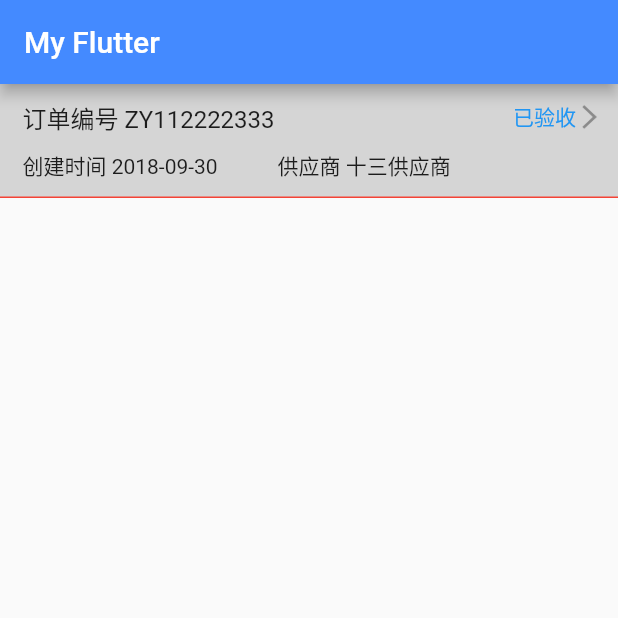
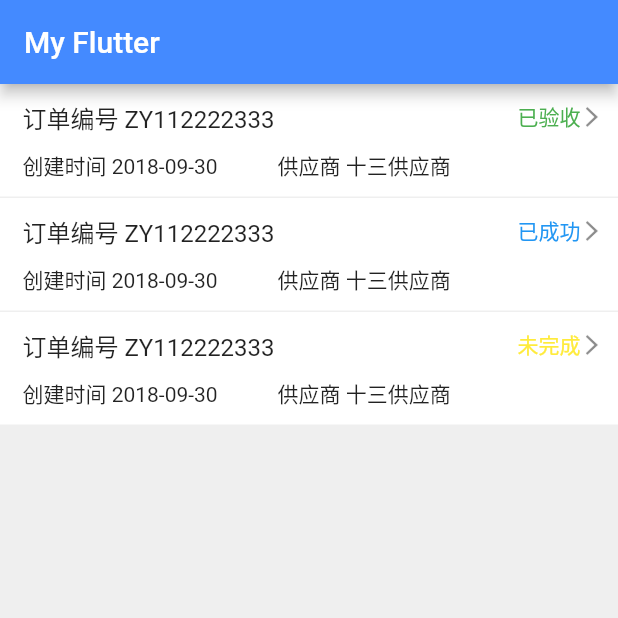
Before and after one commit to xfy6238/flutter-study, a Flutter app: the screen it shows after launch, on a phone screen of 412 x 824 dp, the top half of it. Run offline on Flutter 3.47's test engine with Material 2 defaults, Android fonts, the phone set to English and light mode, and no system bars.

Commit message:
修改目录结构; 优化ListItem使用;

```diff
--- /dev/null
+++ b/lib/components/ListItem.dart
@@ -0,0 +1,103 @@
+import 'package:flutter/material.dart';
+
+enum Status {
+  done,
+  success,
+  undone
+}
+
+class ListItem extends StatelessWidget {
+  ListItem({this.billNo, this.billName, this.time, this.status, this.statusText});
+
+  final String billNo;
+  final Status status;
+  final String statusText;
+  final String time;
+  final String billName;
+
+  Color _getColor() {
+    Color color = Colors.green;
+    switch(this.status){
+      case Status.done:
+        color = Colors.green;
+        break;
+      case Status.undone:
+        color = Colors.yellow;
+        break;
+      case Status.success:
+        color = Colors.blue;
+        break;
+      default:
+        break;
+    }
+    return color;
+  }
+
+  @override
+  Widget build(BuildContext context) {
+    return new Column(
+      children: <Widget>[
+        new Container(
+          padding: new EdgeInsets.only(
+              left: 15.0, right: 10.0, top: 5.0, bottom: 5.0),
+          decoration: BoxDecoration(
+              color: new Color(0xffffffff),
+              border: new Border(bottom: new BorderSide(color: new Color(0xeeeeeeee)))),
+          child: new Column(
+            children: <Widget>[
+              new Padding(
+                child: new Row(
+                  children: <Widget>[
+                    new Column(
+                      children: <Widget>[
+                        new Text(
+                          "订单编号 $billNo",
+                          style: new TextStyle(fontSize: 16.0),
+                        )
+                      ],
+                      mainAxisAlignment: MainAxisAlignment.start,
+                    ),
+                    new Column(
+                      children: <Widget>[
+                        new Row(
+                          children: <Widget>[
+                            new Text(
+                              statusText,
+                              style: new TextStyle(color: this._getColor()),
+                            ),
+                            new Image.asset(
+                              "images/cho-next.png",
+                              width: 15.0,
+                              height: 15.0,
+                            )
+                          ],
+                        )
+                      ],
+                      mainAxisAlignment: MainAxisAlignment.end,
+                    )
+                  ],
+                  mainAxisAlignment: MainAxisAlignment.spaceBetween,
+                ),
+                padding: EdgeInsets.only(top: 5.0, bottom: 5.0),
+              ),
+              new Padding(
+                child: new Row(
+                  children: <Widget>[
+                    new Column(
+                      children: <Widget>[new Text("创建时间 $time")],
+                    ),
+                    new Padding(padding: new EdgeInsets.only(right: 40.0)),
+                    new Column(
+                      children: <Widget>[new Text("供应商 $billName")],
+                    )
+                  ],
+                ),
+                padding: EdgeInsets.only(top: 5.0, bottom: 5.0),
+              )
+            ],
+          ),
+        )
+      ],
+    );
+  }
+}
--- a/lib/config.dart
+++ /dev/null
@@ -1,5 +0,0 @@
-enum Status {
-  done,
-  success,
-  undone
-}
--- a/lib/main.dart
+++ b/lib/main.dart
@@ -1,7 +1,7 @@
 import 'package:flutter/material.dart';
 import 'package:flutter/rendering.dart';
 
-import 'config.dart';
+import 'components/ListItem.dart';
 
 void main() {
   debugPaintSizeEnabled = false;
@@ -18,111 +18,37 @@ class MyApp extends StatelessWidget {
         appBar: new AppBar(
           title: new Text("My Flutter"),
         ),
-        body: new ListItem(
-          billNo: "ZY112222333",
-          billName: "十三供应商",
-          time: "2018-09-30",
-          statusText: "已验收",
-          status: Status.success,
+        body: new Container(
+          child: new Column(
+            children: <Widget>[
+              new ListItem(
+                billNo: "ZY112222333",
+                billName: "十三供应商",
+                time: "2018-09-30",
+                statusText: "已验收",
+                status: Status.done,
+              ),
+              new ListItem(
+                billNo: "ZY112222333",
+                billName: "十三供应商",
+                time: "2018-09-30",
+                statusText: "已成功",
+                status: Status.success,
+              ),
+              new ListItem(
+                billNo: "ZY112222333",
+                billName: "十三供应商",
+                time: "2018-09-30",
+                statusText: "未完成",
+                status: Status.undone,
+              )
+            ],
+          ),
+          decoration: new BoxDecoration(
+            color: new Color(0xeeeeeeee)
+          ),
         ),
       ),
     );
   }
 }
-
-class ListItem extends StatelessWidget {
-  ListItem({this.billNo, this.billName, this.time, this.status, this.statusText});
-
-  final String billNo;
-  final Status status;
-  final String statusText;
-  final String time;
-  final String billName;
-
-  Color _getColor() {
-    Color color = Colors.green;
-    switch(this.status){
-      case Status.done:
-        color = Colors.green;
-        break;
-      case Status.undone:
-        color = Colors.yellow;
-        break;
-      case Status.success:
-        color = Colors.blue;
-        break;
-      default:
-        break;
-    }
-    return color;
-  }
-
-  @override
-  Widget build(BuildContext context) {
-    // TODO: implement build
-    return new Column(
-      children: <Widget>[
-        new Container(
-          padding: new EdgeInsets.only(
-              left: 15.0, right: 10.0, top: 5.0, bottom: 5.0),
-          decoration: BoxDecoration(
-              color: new Color(0xcccccccc),
-              border: new Border(bottom: new BorderSide(color: Colors.red))),
-          child: new Column(
-            children: <Widget>[
-              new Padding(
-                child: new Row(
-                  children: <Widget>[
-                    new Column(
-                      children: <Widget>[
-                        new Text(
-                          "订单编号 $billNo",
-                          style: new TextStyle(fontSize: 16.0),
-                        )
-                      ],
-                      mainAxisAlignment: MainAxisAlignment.start,
-                    ),
-                    new Column(
-                      children: <Widget>[
-                        new Row(
-                          children: <Widget>[
-                            new Text(
-                              statusText,
-                              style: new TextStyle(color: this._getColor()),
-                            ),
-                            new Image.asset(
-                              "images/cho-next.png",
-                              width: 18.0,
-                              height: 18.0,
-                            )
-                          ],
-                        )
-                      ],
-                      mainAxisAlignment: MainAxisAlignment.end,
-                    )
-                  ],
-                  mainAxisAlignment: MainAxisAlignment.spaceBetween,
-                ),
-                padding: EdgeInsets.only(top: 5.0, bottom: 5.0),
-              ),
-              new Padding(
-                child: new Row(
-                  children: <Widget>[
-                    new Column(
-                      children: <Widget>[new Text("创建时间 $time")],
-                    ),
-                    new Padding(padding: new EdgeInsets.only(right: 40.0)),
-                    new Column(
-                      children: <Widget>[new Text("供应商 $billName")],
-                    )
-                  ],
-                ),
-                padding: EdgeInsets.only(top: 5.0, bottom: 5.0),
-              )
-            ],
-          ),
-        )
-      ],
-    );
-  }
-}
```
